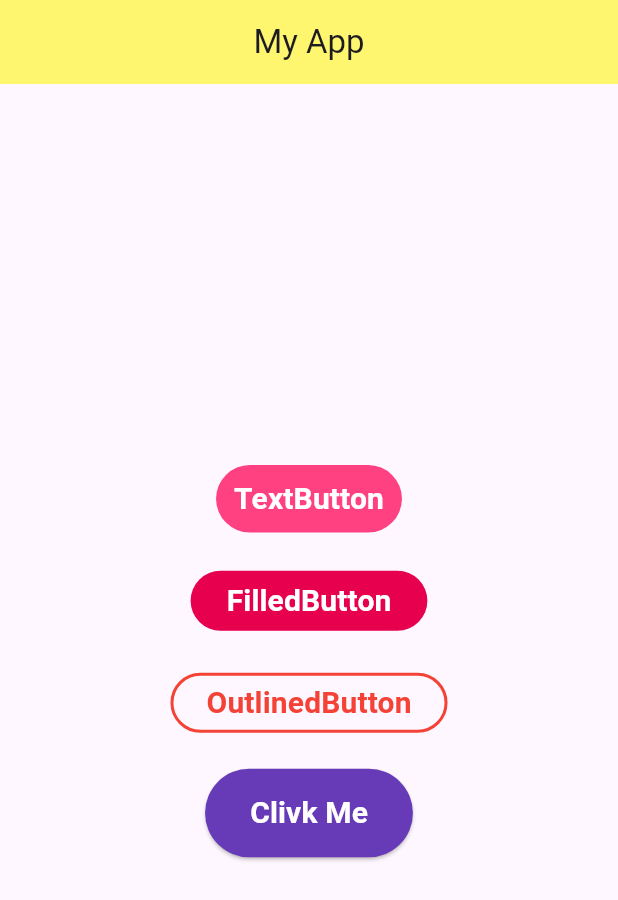
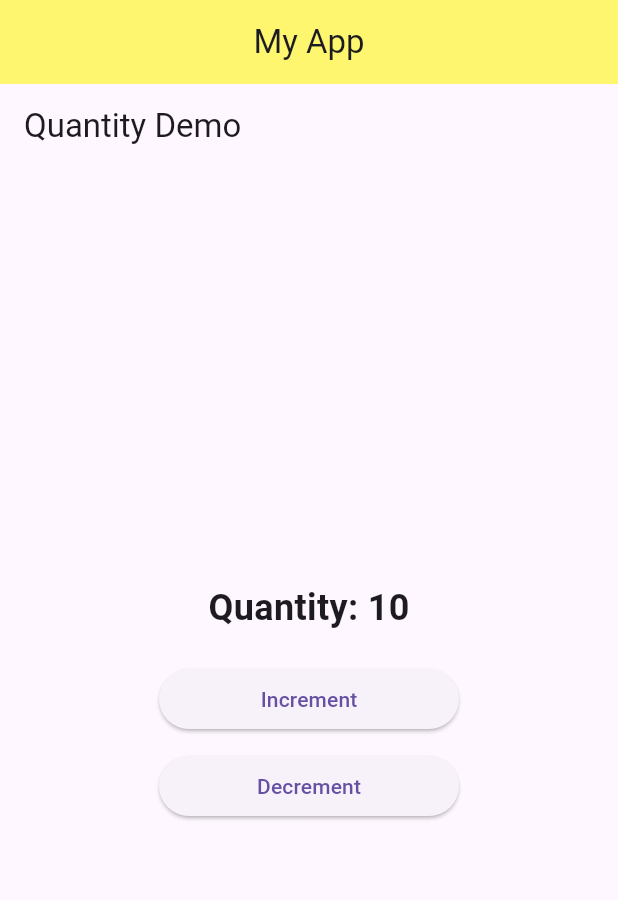
Before and after one commit to 0krit0/learn_flutter_67_1, a Flutter app: the screen it shows after launch, on a phone screen of 412 x 824 dp. Shown: the top 900 px of the screen. Run offline on Flutter 3.47's test engine with Material 3 defaults, Android fonts, the light colour scheme and no system bars.

Commit message:
Step 8. Increment Decremrnt

```diff
--- a/lib/main.dart
+++ b/lib/main.dart
@@ -1,5 +1,6 @@
 import 'package:flutter/material.dart';
 import 'screen/home.dart';
+import 'package:learn_flutter_67_1/screen/item.dart';
 void main() {
   // runApp(const MyApp());
 
@@ -14,7 +15,7 @@ void main() {
             backgroundColor: const Color.fromARGB(255, 253, 246, 110) ,
             centerTitle: true,
           ),
-          body: Home(),
+          body: const Item(),
         ),
       ),
     );
--- a/lib/screen/home.dart
+++ b/lib/screen/home.dart
@@ -19,7 +19,7 @@ class Home extends StatelessWidget {
               print("TextButton Pressed");
             },
             child: const Text(
-              "TextButton",
+              "Click Me",
               style: TextStyle(
                 fontSize: 20,
                 fontWeight: FontWeight.bold,
@@ -38,7 +38,7 @@ class Home extends StatelessWidget {
               print("FilledButton Pressed");
             },
             child: const Text(
-              "FilledButton",
+              "Click Me",
               style: TextStyle(
                 fontSize: 20,
                 fontWeight: FontWeight.bold,
@@ -57,7 +57,7 @@ class Home extends StatelessWidget {
               print("OutlinedButton Pressed");
             },
             child: const Text(
-              "OutlinedButton",
+              "Click Me",
               style: TextStyle(
                 fontSize: 20,
                 fontWeight: FontWeight.bold,
--- /dev/null
+++ b/lib/screen/item.dart
@@ -0,0 +1,77 @@
+import 'package:flutter/material.dart';
+
+void main() {
+  runApp(const MyApp());
+}
+
+class MyApp extends StatelessWidget {
+  const MyApp({super.key});
+
+  @override
+  Widget build(BuildContext context) {
+    return MaterialApp(
+      title: 'Quantity Demo',
+      home: const Item(),
+    );
+  }
+}
+
+class Item extends StatefulWidget {
+  const Item({super.key});
+
+  @override
+  State<Item> createState() => _ItemState();
+}
+
+class _ItemState extends State<Item> {
+  int quantity = 10;
+
+  void incrementQuantity() {
+    setState(() {
+      quantity++;
+    });
+  }
+
+  void decrementQuantity() {
+    setState(() {
+      quantity = quantity > 0 ? quantity - 1 : 0;
+    });
+  }
+
+  @override
+  Widget build(BuildContext context) {
+    return Scaffold(
+      appBar: AppBar(title: const Text("Quantity Demo")),
+      body: Center(
+        child: Column(
+          mainAxisSize: MainAxisSize.min,
+          children: [
+            Text(
+              "Quantity: $quantity",
+              style: const TextStyle(
+                fontSize: 24,
+                fontWeight: FontWeight.bold,
+              ),
+            ),
+            const SizedBox(height: 20),
+            SizedBox(
+              width: 200,
+              child: ElevatedButton(
+                onPressed: incrementQuantity,
+                child: const Text("Increment"),
+              ),
+            ),
+            const SizedBox(height: 10),
+            SizedBox(
+              width: 200,
+              child: ElevatedButton(
+                onPressed: decrementQuantity,
+                child: const Text("Decrement"),
+              ),
+            ),
+          ],
+        ),
+      ),
+    );
+  }
+}
```
